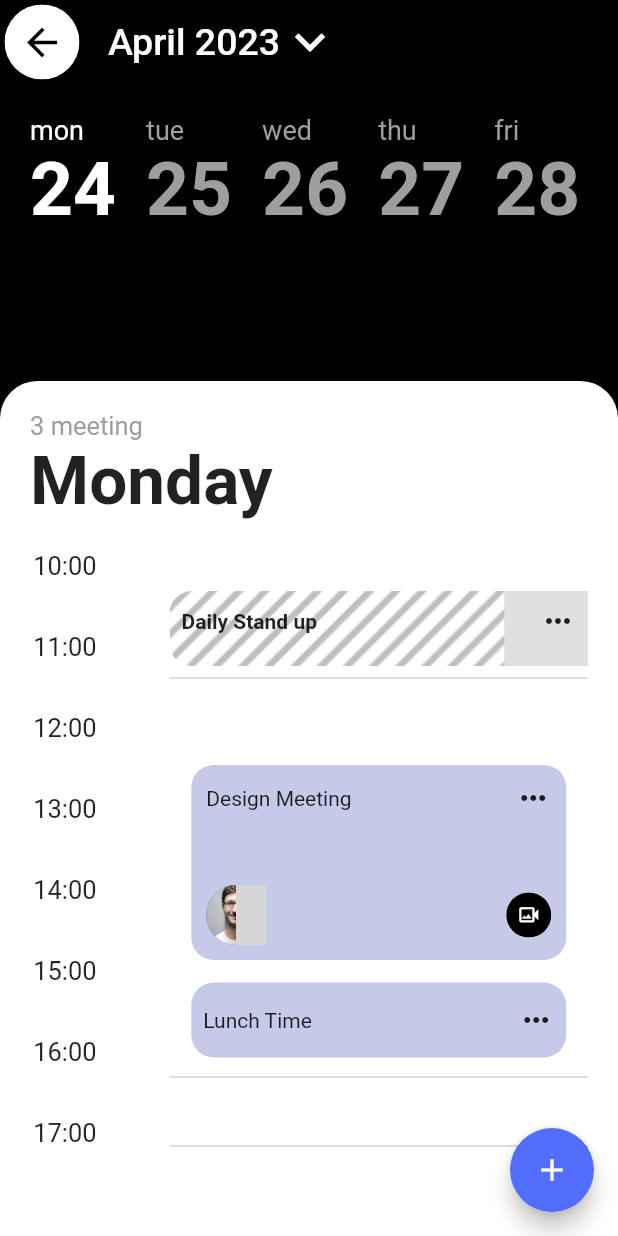
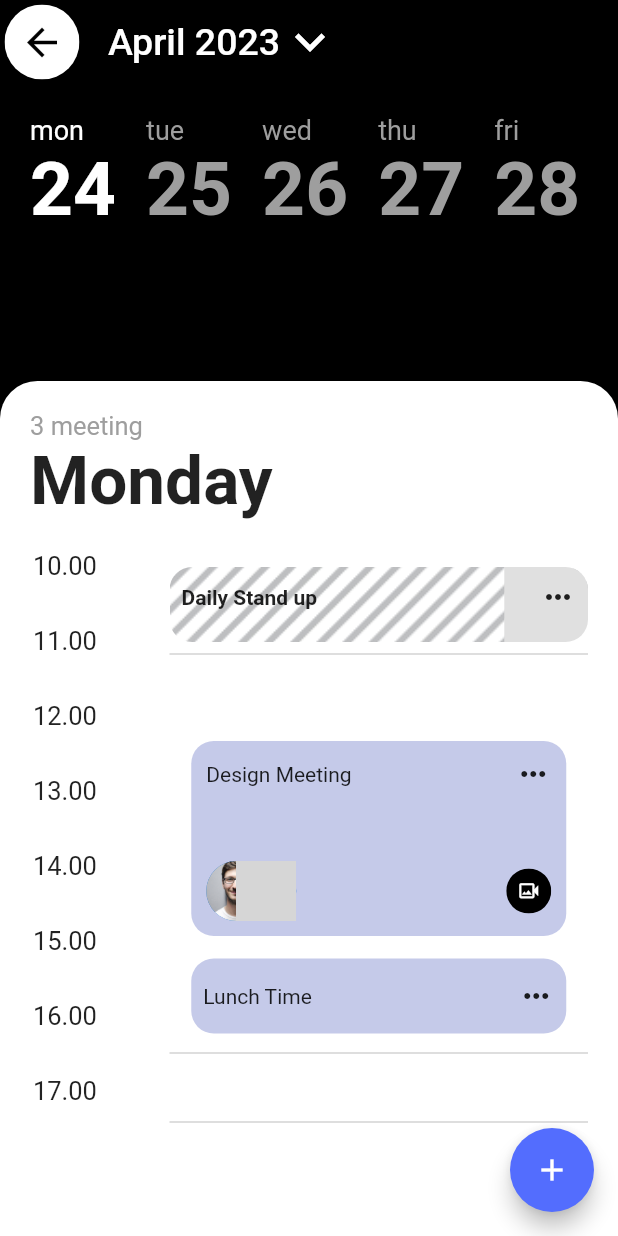
Before and after one commit to zeynepbetulhos/calender_task, a Flutter app: the HomePage screen opened directly, after a tap on the "calendar today" icon, on a phone screen of 412 x 824 dp. Run offline on Flutter 3.47's test engine with Material 2 defaults, Android fonts, the phone set to English and light mode, and no system bars; grey boxes are pictures that could not be loaded.

Commit message:
last page commit

```diff
--- a/lib/calender_page/app_bar.dart
+++ /dev/null
@@ -1,37 +0,0 @@
-import 'package:flutter/material.dart';
-
-AppBar buildAppBar(BuildContext context) {
-  return AppBar(
-    backgroundColor: Colors.black,
-    leading: Padding(
-      padding: const EdgeInsets.all(3.0),
-      child: ClipOval(
-        child: Container(
-          color: Colors.white,
-          child: IconButton(
-            onPressed: () {
-              Navigator.pop(context);
-            },
-            icon: const Icon(
-              Icons.arrow_back,
-              size: 30,
-              color: Colors.black,
-            ),
-          ),
-        ),
-      ),
-    ),
-    title: const Row(
-      children: [
-        Text(
-          'April 2023',
-          style: TextStyle(fontSize: 25),
-        ),
-        Icon(
-          Icons.expand_more,
-          size: 40,
-        ),
-      ],
-    ),
-  );
-}
--- a/lib/calender_page/calender_page.dart
+++ b/lib/calender_page/calender_page.dart
@@ -1,4 +1,3 @@
-import 'package:calender_task/calender_page/app_bar.dart';
 import 'package:calender_task/calender_page/container_widget.dart';
 import 'package:calender_task/calender_page/days_part.dart';
 import 'package:flutter/material.dart';
@@ -10,11 +9,43 @@ class CalenderPage extends StatelessWidget {
   Widget build(BuildContext context) {
     return Scaffold(
       backgroundColor: Colors.black,
-      appBar: buildAppBar(context),
+      appBar: AppBar(
+        backgroundColor: Colors.black,
+        leading: Padding(
+          padding: const EdgeInsets.all(3.0),
+          child: ClipOval(
+            child: Container(
+              color: Colors.white,
+              child: IconButton(
+                onPressed: () {
+                  Navigator.pop(context);
+                },
+                icon: const Icon(
+                  Icons.arrow_back,
+                  size: 30,
+                  color: Colors.black,
+                ),
+              ),
+            ),
+          ),
+        ),
+        title: const Row(
+          children: [
+            Text(
+              'April 2023',
+              style: TextStyle(fontSize: 25),
+            ),
+            Icon(
+              Icons.expand_more,
+              size: 40,
+            ),
+          ],
+        ),
+      ),
       body: Column(
         children: [
           buildDays(),
-          const ContainerWidget2(),
+          ContainerWidget2(),
         ],
       ),
       floatingActionButton: buildFloatingActionButton(),
--- a/lib/calender_page/container_widget.dart
+++ b/lib/calender_page/container_widget.dart
@@ -3,7 +3,9 @@ import 'package:calender_task/calender_page/time_widget.dart';
 import 'package:flutter/material.dart';
 
 class ContainerWidget2 extends StatelessWidget {
-  const ContainerWidget2({super.key});
+  ContainerWidget2({super.key});
+
+  List<String> times=['10.00', '11.00','12.00','13.00','14.00','15.00','16.00','17.00',];
 
   @override
   Widget build(BuildContext context) {
@@ -16,8 +18,8 @@ class ContainerWidget2 extends StatelessWidget {
       height: 570,
       child: Padding(
         padding: const EdgeInsets.all(20.0),
-        child: Column(
-          crossAxisAlignment: CrossAxisAlignment.start,
+        child: ListView(
+          //crossAxisAlignment: CrossAxisAlignment.start,
           children: [
             const Text(
               '3 meeting',
@@ -30,22 +32,23 @@ class ContainerWidget2 extends StatelessWidget {
             const SizedBox(height: 20),
             Row(
               children: [
-                const Expanded(
+                Expanded(
                   flex: 1,
-                  child: Column(
-                    children: [
-                      TimeWidget(time: '10:00'),
-                      TimeWidget(time: '11:00'),
-                      TimeWidget(time: '12:00'),
-                      TimeWidget(time: '13:00'),
-                      TimeWidget(time: '14:00'),
-                      TimeWidget(time: '15:00'),
-                      TimeWidget(time: '16:00'),
-                      TimeWidget(time: '17:00'),
-                    ],
+                  child: ListView.builder(
+                    scrollDirection: Axis.vertical,
+                    shrinkWrap: true,
+                    itemCount: times.length,
+                    itemBuilder: (context, index) {
+                      return Column(
+                        children: [
+                          Text(times[index],style: TextStyle(fontSize: 17),),
+                          SizedBox(height: 30),
+                        ],
+                      );
+                    },
                   ),
                 ),
-                const Spacer(),
+                Spacer(flex: 1),
                 Expanded(
                   flex: 6,
                   child: buildPlans(),
--- a/lib/calender_page/plans_part.dart
+++ b/lib/calender_page/plans_part.dart
@@ -21,14 +21,15 @@ Column buildPlans() {
 Stack buildDailyStandUp() {
   return Stack(
     children:[
-      Container(
+      ClipRRect(
+        borderRadius: BorderRadius.all(Radius.circular(15.0)),
+        child: Container(
           height: 50,
           decoration: const BoxDecoration(
             image: DecorationImage(
               image: AssetImage('assets/png/pattern_2.png'),
               fit: BoxFit.cover,
             ),
-          borderRadius: BorderRadius.all(Radius.circular(15.0)),
           ),
           child: Transform.scale(
             scaleX:-1,
@@ -36,6 +37,7 @@ Stack buildDailyStandUp() {
               value: 0.2,
               backgroundColor: Colors.transparent,
               valueColor: AlwaysStoppedAnimation<Color>(Color(0xFFE0E0E0)),
+            ),
           ),
         ),
       ),
@@ -83,12 +85,19 @@ Container buildDesignMeeting() {
               const Spacer(),
               Row(
                 children: [
-                  const Stack(
-                    alignment: AlignmentDirectional.center,
+                  const Flexible(
+                    flex: 3,
+                    child: SizedBox(
+                      height: 40,
+                      width: double.infinity,
+                      child: Stack(
+                        //alignment: AlignmentDirectional.centerStart,
                         children: [
-                      CircleAvatar(
+                          Positioned(
+                            child: CircleAvatar(
                               radius: 20,
                               backgroundImage: AssetImage('assets/jpeg/profile_photo_1.jpeg'),
+                            ),
                           ),
                           Positioned(
                             left: 20,
@@ -99,7 +108,9 @@ Container buildDesignMeeting() {
                           ),
                         ],
                       ),
-                  const Spacer(),
+                    ),
+                  ),
+                  const Spacer(flex: 5),
                   ClipOval(
                     child: Container(
                       width: 30,
--- a/lib/home_page/ongoing_to_do.dart
+++ b/lib/home_page/ongoing_to_do.dart
@@ -23,11 +23,12 @@ class _OngoingToDoWidgetState extends State<OngoingToDoWidget> {
         SizedBox(
           height: 100,
           child: ListView.builder(
+            shrinkWrap: true,
             itemCount: getList().length,
             itemBuilder: (context, index) {
               return Row(
                 children: [
-                  buildCheckbox(),
+                  buildCheckbox(index),
                   const SizedBox(width: 10),
                   Align(
                     child: Column(
@@ -49,7 +50,7 @@ class _OngoingToDoWidgetState extends State<OngoingToDoWidget> {
     );
   }
 
-  Transform buildCheckbox() {
+  Transform buildCheckbox(int index) {
     return Transform.scale(
             scale: 2.0,
             child: Checkbox(
@@ -58,10 +59,10 @@ class _OngoingToDoWidgetState extends State<OngoingToDoWidget> {
                 shape: RoundedRectangleBorder(
                   borderRadius: BorderRadius.circular(7),
                 ),
-                value: _isItComplete,
+                value: _isItCompleteList[index],
                 onChanged: (value) {
                   setState((){
-                    _isItComplete = value;
+                    _isItCompleteList[index] = value!;
                   });
                 }),
           );
@@ -74,6 +75,8 @@ class _OngoingToDoWidgetState extends State<OngoingToDoWidget> {
     );
   }
 
+  late List<bool> _isItCompleteList = List.generate(getList().length, (_) => false);
+
   List<TaskModel> getList() {
     return [
       TaskModel('Create wireframe', false),
```
Lines whose indentation alone changed are shown as unchanged.
